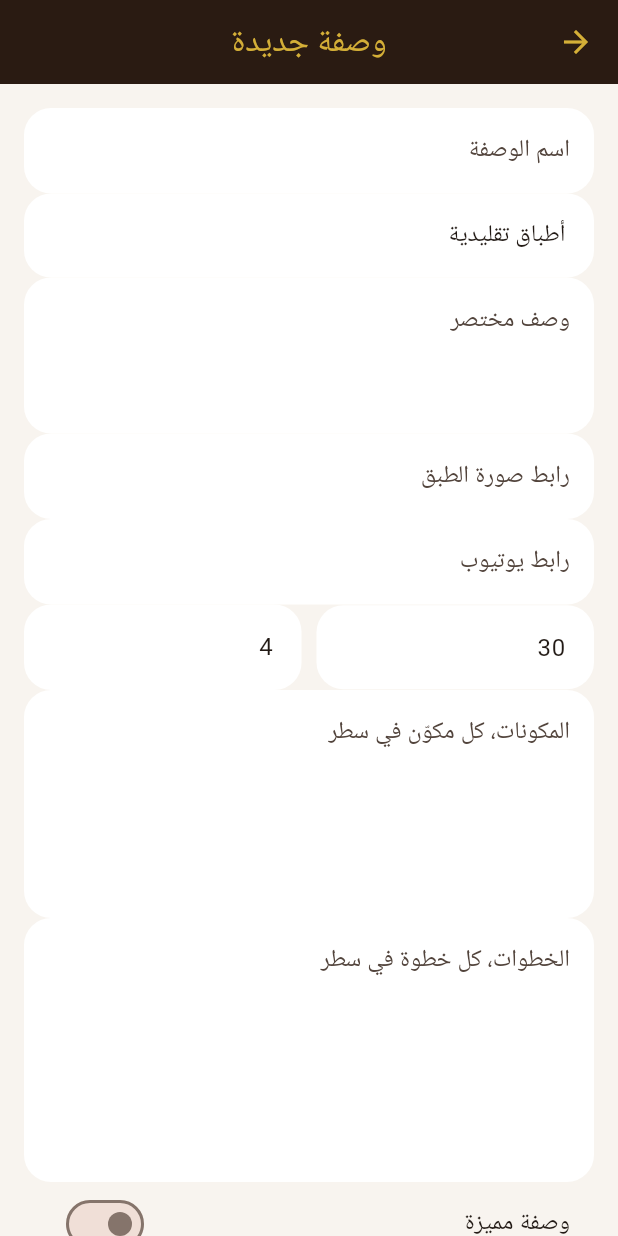
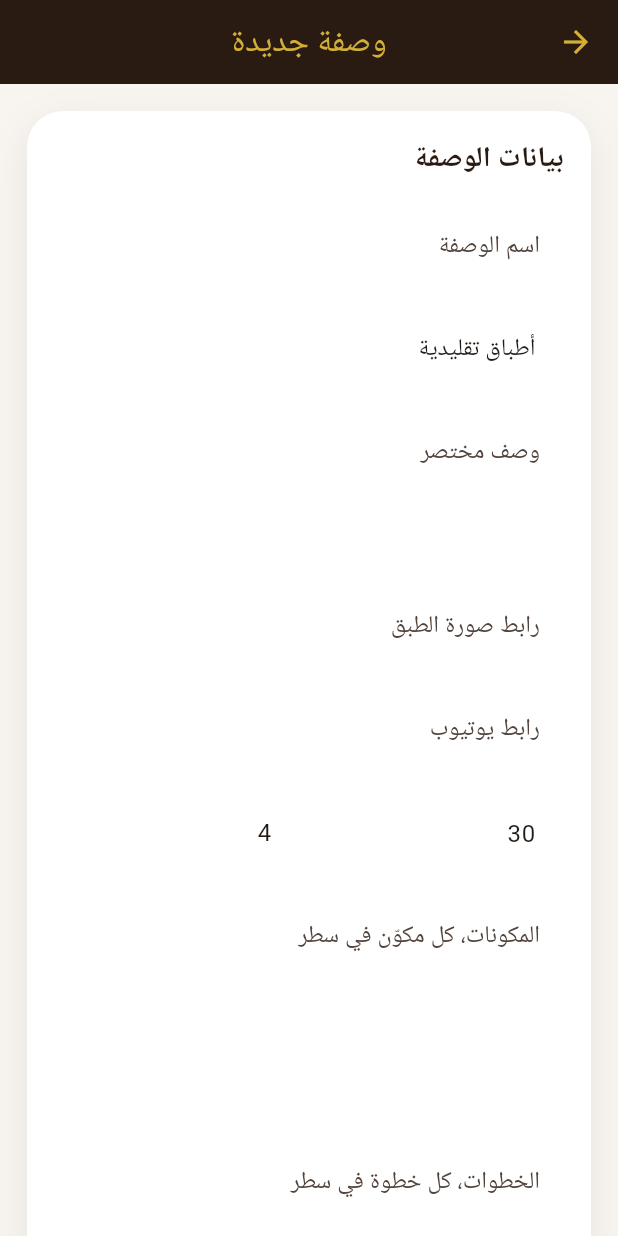
Before and after one commit to DzRazki/sayida-rozqi, a Flutter app: the RecipeEditorScreen screen opened directly, on a phone screen of 412 x 824 dp. Run offline on Flutter 3.47's test engine with Material 3 defaults, Android fonts, the phone set to English and light mode, and no system bars; our stand-ins replace package_info_plus, shared_preferences, supabase_flutter, webview_flutter; accounts and stored records are empty.

Commit message:
تحديث نموذج إدخال الوصفات بخلفية واضحة

```diff
--- a/lib/screens/admin/recipe_editor_screen.dart
+++ b/lib/screens/admin/recipe_editor_screen.dart
@@ -1,6 +1,7 @@
 import 'package:flutter/material.dart';
 import '../../models/recipe.dart';
 import '../../services/supabase_service.dart';
+import '../../theme.dart';
 
 class RecipeEditorScreen extends StatefulWidget {
   final Recipe? recipe;
@@ -65,23 +66,61 @@ class _RecipeEditorScreenState extends State<RecipeEditorScreen> {
   @override
   Widget build(BuildContext context) {
     return Scaffold(
+      backgroundColor: AppColors.cream,
       appBar: AppBar(title: Text(widget.recipe == null ? 'وصفة جديدة' : 'تعديل الوصفة')),
       body: Form(
         key: form,
-        child: ListView(padding: const EdgeInsets.all(16), children: [
+        child: ListView(
+          padding: const EdgeInsets.all(18),
+          children: [
+            Container(
+              padding: const EdgeInsets.all(18),
+              decoration: BoxDecoration(
+                color: Colors.white,
+                borderRadius: BorderRadius.circular(24),
+                boxShadow: [BoxShadow(color: Colors.black.withValues(alpha: .07), blurRadius: 22, offset: const Offset(0, 8))],
+              ),
+              child: Column(
+                crossAxisAlignment: CrossAxisAlignment.start,
+                children: [
+                  const Text('بيانات الوصفة', style: TextStyle(fontSize: 19, fontWeight: FontWeight.bold, color: AppColors.darkBrown)),
+                  const SizedBox(height: 16),
                   TextFormField(controller: name, decoration: const InputDecoration(hintText: 'اسم الوصفة'), validator: (v) => v!.isEmpty ? 'أدخلي الاسم' : null),
+                  const SizedBox(height: 12),
                   TextFormField(controller: category, decoration: const InputDecoration(hintText: 'التصنيف'), validator: (v) => v!.isEmpty ? 'أدخلي التصنيف' : null),
+                  const SizedBox(height: 12),
                   TextFormField(controller: description, maxLines: 3, decoration: const InputDecoration(hintText: 'وصف مختصر')),
+                  const SizedBox(height: 12),
                   TextFormField(controller: image, decoration: const InputDecoration(hintText: 'رابط صورة الطبق')),
+                  const SizedBox(height: 12),
                   TextFormField(controller: youtube, decoration: const InputDecoration(hintText: 'رابط يوتيوب')),
-          Row(children: [Expanded(child: TextFormField(controller: time, keyboardType: TextInputType.number, decoration: const InputDecoration(hintText: 'المدة'))), const SizedBox(width: 10), Expanded(child: TextFormField(controller: servings, keyboardType: TextInputType.number, decoration: const InputDecoration(hintText: 'عدد الأشخاص')))]),
+                  const SizedBox(height: 12),
+                  Row(children: [
+                    Expanded(child: TextFormField(controller: time, keyboardType: TextInputType.number, decoration: const InputDecoration(hintText: 'المدة'))),
+                    const SizedBox(width: 12),
+                    Expanded(child: TextFormField(controller: servings, keyboardType: TextInputType.number, decoration: const InputDecoration(hintText: 'عدد الأشخاص'))),
+                  ]),
+                  const SizedBox(height: 12),
                   TextFormField(controller: ingredients, maxLines: 5, decoration: const InputDecoration(hintText: 'المكونات، كل مكوّن في سطر')),
+                  const SizedBox(height: 12),
                   TextFormField(controller: steps, maxLines: 6, decoration: const InputDecoration(hintText: 'الخطوات، كل خطوة في سطر')),
                   SwitchListTile(value: featured, onChanged: (v) => setState(() => featured = v), title: const Text('وصفة مميزة')),
                   SwitchListTile(value: published, onChanged: (v) => setState(() => published = v), title: const Text('نشر الوصفة')),
-          const SizedBox(height: 16),
-          FilledButton(onPressed: saving ? null : save, child: Text(saving ? 'جارٍ الحفظ...' : 'حفظ الوصفة')),
-        ]),
+                  const SizedBox(height: 18),
+                  SizedBox(
+                    width: double.infinity,
+                    child: FilledButton.icon(
+                      onPressed: saving ? null : save,
+                      style: FilledButton.styleFrom(backgroundColor: AppColors.darkBrown, foregroundColor: AppColors.gold, padding: const EdgeInsets.symmetric(vertical: 16), shape: RoundedRectangleBorder(borderRadius: BorderRadius.circular(18))),
+                      icon: const Icon(Icons.save),
+                      label: Text(saving ? 'جارٍ الحفظ...' : 'حفظ الوصفة'),
+                    ),
+                  ),
+                ],
+              ),
+            ),
+          ],
+        ),
       ),
     );
   }
```
Lines whose indentation alone changed are shown as unchanged.
